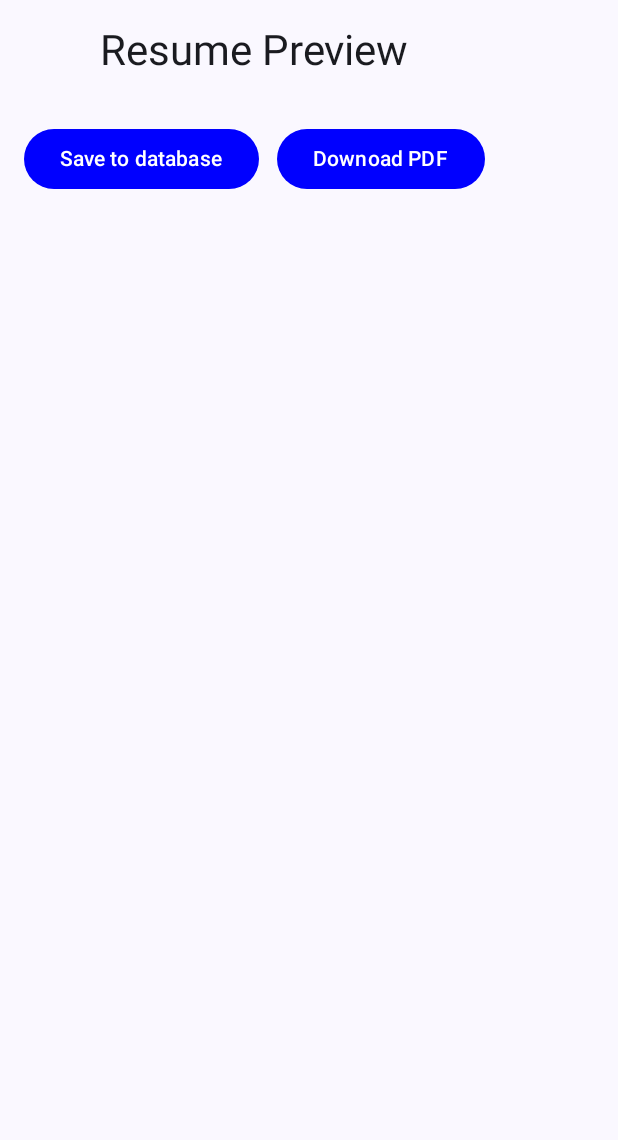
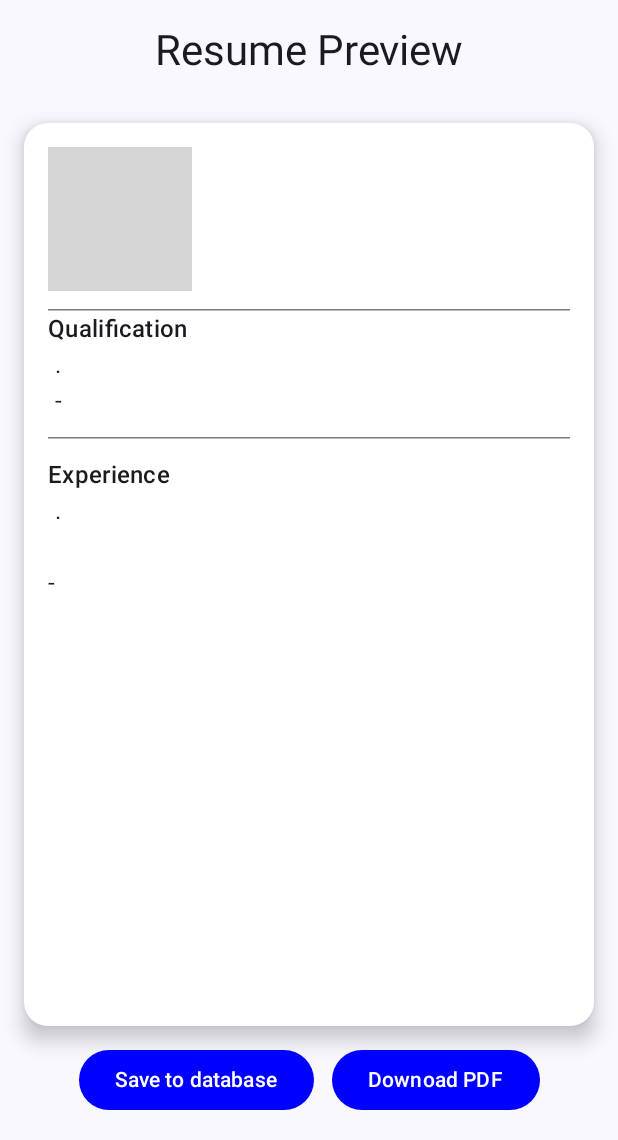
Before and after one commit to bigyanjabcap/buildingportfolioapp, an Android app built with Jetpack Compose: the PreviewScreen screen opened through its navigation route, on a phone screen of 412 x 824 dp, the part 96-1236 px from its top. Run offline under Robolectric (Android 15) with nearby library versions, the phone set to English and light mode, and no system bars; our stand-ins replace Firebase (no records; nobody signed in at launch, a user with empty details on screens opened directly); pictures from the network do not load; grey boxes are pictures that could not be loaded.

```diff
--- a/app/src/main/java/com/example/myresumeapp/components/ResumeCard.kt
+++ b/app/src/main/java/com/example/myresumeapp/components/ResumeCard.kt
@@ -1,12 +1,27 @@
 package com.example.myresumeapp.components
 
+import android.R
+import android.widget.Space
+import androidx.compose.foundation.layout.Arrangement
+import androidx.compose.foundation.layout.Column
+import androidx.compose.foundation.layout.Row
+import androidx.compose.foundation.layout.Spacer
+import androidx.compose.foundation.layout.fillMaxWidth
+import androidx.compose.foundation.layout.height
+import androidx.compose.foundation.layout.padding
+import androidx.compose.foundation.layout.size
 import androidx.compose.material3.Card
 import androidx.compose.material3.CardDefaults
+import androidx.compose.material3.HorizontalDivider
 import androidx.compose.material3.MaterialTheme
+import androidx.compose.material3.Text
 import androidx.compose.runtime.Composable
 import androidx.compose.ui.Modifier
 import androidx.compose.ui.graphics.Color
+import androidx.compose.ui.layout.ContentScale
+import androidx.compose.ui.text.font.FontWeight
 import androidx.compose.ui.unit.dp
+import coil.compose.AsyncImage
 import com.example.myresumeapp.data.ResumeData
 
 
@@ -15,9 +30,43 @@ fun  ResumeCard(resume: ResumeData,modifier: Modifier = Modifier){
     Card(modifier = modifier, shape = MaterialTheme.shapes.large, elevation = CardDefaults.cardElevation(8.dp),
         colors = CardDefaults.cardColors(containerColor = Color.White)) {
 
+        Column(Modifier.padding(16.dp)) {
+            Row(modifier = Modifier.fillMaxWidth(), horizontalArrangement = Arrangement.spacedBy(16.dp)){
+                AsyncImage(model = resume.personal.photoUrl.ifEmpty { null },
+                    contentDescription = "profile photo", modifier = Modifier.size(96.dp), contentScale = ContentScale.Crop
+                    )
+              Column(Modifier.weight(1f)) {
+                  Text(resume.personal.name, style = MaterialTheme.typography.titleLarge, fontWeight = FontWeight.Bold)
+Text(resume.personal.email,style = MaterialTheme.typography.bodyMedium)
+                  Text(resume.personal.phone,style = MaterialTheme.typography.bodyMedium)
+                  Text(resume.personal.location,style = MaterialTheme.typography.bodyMedium)
+              }
+              }
+
+            Spacer(Modifier.height(12.dp))
+            HorizontalDivider()
+            Text(text = "Qualification", style = MaterialTheme.typography.titleMedium, fontWeight = FontWeight.SemiBold)
+Text(text = "${resume.qualificationSkills.degree} . ${resume.qualificationSkills.institution}")
+            Text("${resume.qualificationSkills.startYear} - ${resume.qualificationSkills.endYear}")
+            if (resume.qualificationSkills.skills.isNotBlank()){
+                Spacer(Modifier.height(12.dp))
+                HorizontalDivider()
+                Spacer(Modifier.height(12.dp))
+                Text(text = "Skills", style = MaterialTheme.typography.titleMedium, fontWeight = FontWeight.SemiBold)
+                Text(text = resume.qualificationSkills.skills)
+            }
+            Spacer(Modifier.height(12.dp))
+            HorizontalDivider()
+            Spacer(Modifier.height(12.dp))
+            Text(text = "Experience", style = MaterialTheme.typography.titleMedium, fontWeight = FontWeight.SemiBold)
+Text(text = "${resume.experience.company} . ${resume.experience.experienceYears}")
+            Text(resume.experience.role)
+            Text(resume.experience.responsibilities.ifEmpty { "-" })
 
 
 
+            }
+
+        }
 
     }
-}
--- a/app/src/main/java/com/example/myresumeapp/uiscreens/PreviewScreen.kt
+++ b/app/src/main/java/com/example/myresumeapp/uiscreens/PreviewScreen.kt
@@ -25,6 +25,7 @@ import androidx.compose.ui.Modifier
 import androidx.compose.ui.graphics.Color
 import androidx.compose.ui.graphics.Color.Companion.White
 import androidx.compose.ui.unit.dp
+import com.example.myresumeapp.components.ResumeCard
 import com.example.myresumeapp.data.UiState
 
 @OptIn(ExperimentalMaterial3Api::class)
@@ -56,7 +57,7 @@ Text("Resume Preview", style = MaterialTheme.typography.headlineMedium)
             Spacer(Modifier.height(6.dp))
 
             //Resume Card
-
+            ResumeCard(resume = uiState.resume, modifier = Modifier.weight(1f))
             Row(horizontalArrangement = Arrangement.spacedBy(12.dp)) {
                 androidx.compose.material3.Button(onClick = onSaveDataBase, enabled = !uiState.isSaving, colors = ButtonDefaults.buttonColors(Color.Blue)){
                     Text(if (uiState.isSaving) "Saving..." else "Save to database", color = Color.White)
```
